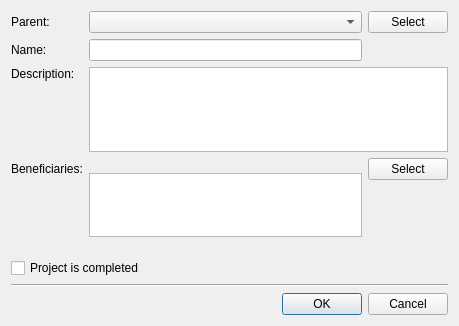
The window that Src.QT/tt3-gui/CreateProjectDialog.ui (akapustiatyahoocouk/TimeTracker3) describes before a commit, drawn with Qt 5.
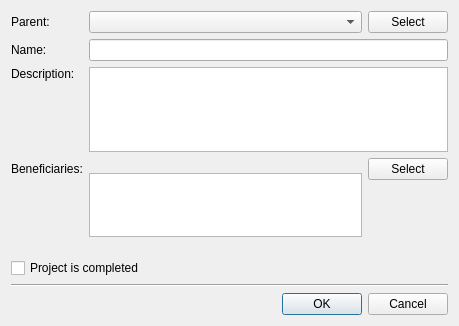
The same window after the commit. Icons and pictures are not drawn.

```diff
--- a/Src.QT/tt3-gui/CreateProjectDialog.ui
+++ b/Src.QT/tt3-gui/CreateProjectDialog.ui
@@ -49,9 +49,6 @@
      </property>
     </widget>
    </item>
-   <item row="1" column="1">
-    <widget class="QLineEdit" name="displayNameLineEdit"/>
-   </item>
    <item row="2" column="0">
     <widget class="QLabel" name="descriptionLabel">
      <property name="text">
@@ -161,6 +158,9 @@
      </property>
     </widget>
    </item>
+   <item row="1" column="1" colspan="2">
+    <widget class="QLineEdit" name="displayNameLineEdit"/>
+   </item>
   </layout>
  </widget>
  <tabstops>
```
